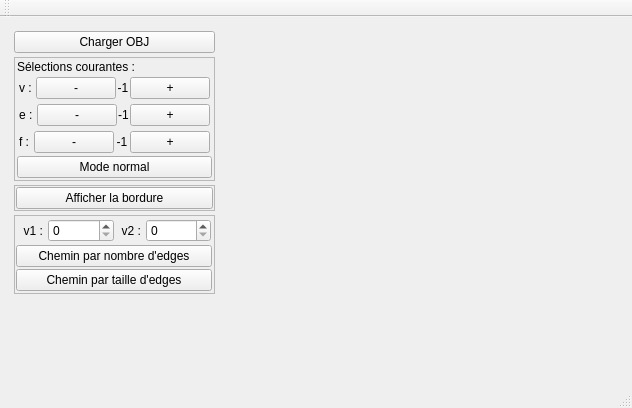
First picture: the form in mainwindow.ui, repository theauriffaut/TER-Segmentation-hierarchique, before the edit.
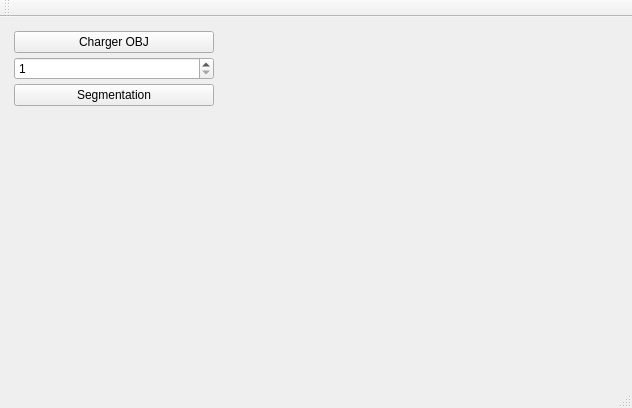
Second picture: the form after the edit. Custom widgets are drawn as their Qt base class.

What changed in the file:
```diff
--- a/mainwindow.ui
+++ b/mainwindow.ui
@@ -59,412 +59,20 @@
         </widget>
        </item>
        <item>
-        <widget class="QFrame" name="frame">
-         <property name="frameShape">
-          <enum>QFrame::StyledPanel</enum>
+        <widget class="QSpinBox" name="spinBox_segmentation">
+         <property name="minimum">
+          <number>1</number>
          </property>
-         <property name="frameShadow">
-          <enum>QFrame::Raised</enum>
+         <property name="maximum">
+          <number>10</number>
          </property>
-         <layout class="QVBoxLayout" name="verticalLayout_2">
-          <property name="spacing">
-           <number>1</number>
-          </property>
-          <property name="leftMargin">
-           <number>2</number>
-          </property>
-          <property name="topMargin">
-           <number>2</number>
-          </property>
-          <property name="rightMargin">
-           <number>2</number>
-          </property>
-          <property name="bottomMargin">
-           <number>2</number>
-          </property>
-          <item>
-           <widget class="QLabel" name="label">
-            <property name="text">
-             <string>Sélections courantes :</string>
-            </property>
-           </widget>
-          </item>
-          <item>
-           <widget class="QWidget" name="widget_4" native="true">
-            <layout class="QHBoxLayout" name="horizontalLayout_2">
-             <property name="spacing">
-              <number>1</number>
-             </property>
-             <property name="leftMargin">
-              <number>2</number>
-             </property>
-             <property name="topMargin">
-              <number>2</number>
-             </property>
-             <property name="rightMargin">
-              <number>2</number>
-             </property>
-             <property name="bottomMargin">
-              <number>2</number>
-             </property>
-             <item>
-              <widget class="QLabel" name="label_4">
-               <property name="sizePolicy">
-                <sizepolicy hsizetype="Maximum" vsizetype="Preferred">
-                 <horstretch>0</horstretch>
-                 <verstretch>0</verstretch>
-                </sizepolicy>
-               </property>
-               <property name="text">
-                <string>v : </string>
-               </property>
-              </widget>
-             </item>
-             <item>
-              <widget class="QPushButton" name="pushButton_vertexMoins">
-               <property name="sizePolicy">
-                <sizepolicy hsizetype="Preferred" vsizetype="Fixed">
-                 <horstretch>0</horstretch>
-                 <verstretch>0</verstretch>
-                </sizepolicy>
-               </property>
-               <property name="text">
-                <string>-</string>
-               </property>
-              </widget>
-             </item>
-             <item>
-              <widget class="QLabel" name="labelVertex">
-               <property name="sizePolicy">
-                <sizepolicy hsizetype="Preferred" vsizetype="Preferred">
-                 <horstretch>0</horstretch>
-                 <verstretch>0</verstretch>
-                </sizepolicy>
-               </property>
-               <property name="text">
-                <string>-1</string>
-               </property>
-               <property name="alignment">
-                <set>Qt::AlignCenter</set>
-               </property>
-              </widget>
-             </item>
-             <item>
-              <widget class="QPushButton" name="pushButton_vertexPlus">
-               <property name="sizePolicy">
-                <sizepolicy hsizetype="Preferred" vsizetype="Fixed">
-                 <horstretch>0</horstretch>
-                 <verstretch>0</verstretch>
-                </sizepolicy>
-               </property>
-               <property name="text">
-                <string>+</string>
-               </property>
-              </widget>
-             </item>
-            </layout>
-           </widget>
-          </item>
-          <item>
-           <widget class="QWidget" name="widget_3" native="true">
-            <property name="sizePolicy">
-             <sizepolicy hsizetype="Preferred" vsizetype="Preferred">
-              <horstretch>0</horstretch>
-              <verstretch>0</verstretch>
-             </sizepolicy>
-            </property>
-            <layout class="QHBoxLayout" name="horizontalLayout_3">
-             <property name="spacing">
-              <number>1</number>
-             </property>
-             <property name="leftMargin">
-              <number>2</number>
-             </property>
-             <property name="topMargin">
-              <number>2</number>
-             </property>
-             <property name="rightMargin">
-              <number>2</number>
-             </property>
-             <property name="bottomMargin">
-              <number>2</number>
-             </property>
-             <item>
-              <widget class="QLabel" name="label_5">
-               <property name="sizePolicy">
-                <sizepolicy hsizetype="Maximum" vsizetype="Preferred">
-                 <horstretch>0</horstretch>
-                 <verstretch>0</verstretch>
-                </sizepolicy>
-               </property>
-               <property name="text">
-                <string>e : </string>
-               </property>
-              </widget>
-             </item>
-             <item>
-              <widget class="QPushButton" name="pushButton_edgeMoins">
-               <property name="sizePolicy">
-                <sizepolicy hsizetype="Preferred" vsizetype="Fixed">
-                 <horstretch>0</horstretch>
-                 <verstretch>0</verstretch>
-                </sizepolicy>
-               </property>
-               <property name="text">
-                <string>-</string>
-               </property>
-              </widget>
-             </item>
-             <item>
-              <widget class="QLabel" name="labelEdge">
-               <property name="sizePolicy">
-                <sizepolicy hsizetype="Preferred" vsizetype="Preferred">
-                 <horstretch>0</horstretch>
-                 <verstretch>0</verstretch>
-                </sizepolicy>
-               </property>
-               <property name="text">
-                <string>-1</string>
-               </property>
-               <property name="alignment">
-                <set>Qt::AlignCenter</set>
-               </property>
-              </widget>
-             </item>
-             <item>
-              <widget class="QPushButton" name="pushButton_edgePlus">
-               <property name="sizePolicy">
-                <sizepolicy hsizetype="Preferred" vsizetype="Fixed">
-                 <horstretch>0</horstretch>
-                 <verstretch>0</verstretch>
-                </sizepolicy>
-               </property>
-               <property name="minimumSize">
-                <size>
-                 <width>10</width>
-                 <height>0</height>
-                </size>
-               </property>
-               <property name="text">
-                <string>+</string>
-               </property>
-              </widget>
-             </item>
-            </layout>
-           </widget>
-          </item>
-          <item>
-           <widget class="QWidget" name="widget" native="true">
-            <layout class="QHBoxLayout" name="horizontalLayout_4">
-             <property name="spacing">
-              <number>1</number>
-             </property>
-             <property name="leftMargin">
-              <number>2</number>
-             </property>
-             <property name="topMargin">
-              <number>2</number>
-             </property>
-             <property name="rightMargin">
-              <number>2</number>
-             </property>
-             <property name="bottomMargin">
-              <number>2</number>
-             </property>
-             <item>
-              <widget class="QLabel" name="label_6">
-               <property name="sizePolicy">
-                <sizepolicy hsizetype="Maximum" vsizetype="Preferred">
-                 <horstretch>0</horstretch>
-                 <verstretch>0</verstretch>
-                </sizepolicy>
-               </property>
-               <property name="text">
-                <string>f : </string>
-               </property>
-              </widget>
-             </item>
-             <item>
-              <widget class="QPushButton" name="pushButton_faceMoins">
-               <property name="sizePolicy">
-                <sizepolicy hsizetype="Preferred" vsizetype="Fixed">
-                 <horstretch>0</horstretch>
-                 <verstretch>0</verstretch>
-                </sizepolicy>
-               </property>
-               <property name="text">
-                <string>-</string>
-               </property>
-              </widget>
-             </item>
-             <item>
-              <widget class="QLabel" name="labelFace">
-               <property name="sizePolicy">
-                <sizepolicy hsizetype="Preferred" vsizetype="Preferred">
-                 <horstretch>0</horstretch>
-                 <verstretch>0</verstretch>
-                </sizepolicy>
-               </property>
-               <property name="text">
-                <string>-1</string>
-               </property>
-               <property name="alignment">
-                <set>Qt::AlignCenter</set>
-               </property>
-              </widget>
-             </item>
-             <item>
-              <widget class="QPushButton" name="pushButton_facePlus">
-               <property name="sizePolicy">
-                <sizepolicy hsizetype="Preferred" vsizetype="Fixed">
-                 <horstretch>0</horstretch>
-                 <verstretch>0</verstretch>
-                </sizepolicy>
-               </property>
-               <property name="text">
-                <string>+</string>
-               </property>
-              </widget>
-             </item>
-            </layout>
-           </widget>
-          </item>
-          <item>
-           <widget class="QPushButton" name="pushButton_voisinage">
-            <property name="text">
-             <string>Mode normal</string>
-            </property>
-           </widget>
-          </item>
-         </layout>
         </widget>
        </item>
        <item>
-        <widget class="QFrame" name="frame_3">
-         <property name="frameShape">
-          <enum>QFrame::StyledPanel</enum>
+        <widget class="QPushButton" name="pushButton_segmentation">
+         <property name="text">
+          <string>Segmentation</string>
          </property>
-         <property name="frameShadow">
-          <enum>QFrame::Raised</enum>
-         </property>
-         <layout class="QHBoxLayout" name="horizontalLayout_6">
-          <property name="spacing">
-           <number>1</number>
-          </property>
-          <property name="leftMargin">
-           <number>1</number>
-          </property>
-          <property name="topMargin">
-           <number>1</number>
-          </property>
-          <property name="rightMargin">
-           <number>1</number>
-          </property>
-          <property name="bottomMargin">
-           <number>1</number>
-          </property>
-          <item>
-           <widget class="QPushButton" name="pushButton_bordure">
-            <property name="text">
-             <string>Afficher la bordure</string>
-            </property>
-           </widget>
-          </item>
-         </layout>
-        </widget>
-       </item>
-       <item>
-        <widget class="QFrame" name="frame_2">
-         <property name="frameShape">
-          <enum>QFrame::StyledPanel</enum>
-         </property>
-         <property name="frameShadow">
-          <enum>QFrame::Raised</enum>
-         </property>
-         <layout class="QVBoxLayout" name="verticalLayout_3">
-          <property name="spacing">
-           <number>2</number>
-          </property>
-          <property name="leftMargin">
-           <number>1</number>
-          </property>
-          <property name="topMargin">
-           <number>2</number>
-          </property>
-          <property name="rightMargin">
-           <number>2</number>
-          </property>
-          <property name="bottomMargin">
-           <number>2</number>
-          </property>
-          <item>
-           <widget class="QWidget" name="widget_5" native="true">
-            <layout class="QHBoxLayout" name="horizontalLayout_5">
-             <property name="spacing">
-              <number>1</number>
-             </property>
-             <property name="leftMargin">
-              <number>1</number>
-             </property>
-             <property name="topMargin">
-              <number>1</number>
-             </property>
-             <property name="rightMargin">
-              <number>1</number>
-             </property>
-             <property name="bottomMargin">
-              <number>1</number>
-             </property>
-             <item>
-              <widget class="QLabel" name="label_v1_chemin">
-               <property name="sizePolicy">
-                <sizepolicy hsizetype="Maximum" vsizetype="Preferred">
-                 <horstretch>0</horstretch>
-                 <verstretch>0</verstretch>
-                </sizepolicy>
-               </property>
-               <property name="text">
-                <string>  v1 : </string>
-               </property>
-              </widget>
-             </item>
-             <item>
-              <widget class="QSpinBox" name="spinBox_v1_chemin"/>
-             </item>
-             <item>
-              <widget class="QLabel" name="label_v2_chemin">
-               <property name="sizePolicy">
-                <sizepolicy hsizetype="Maximum" vsizetype="Preferred">
-                 <horstretch>0</horstretch>
-                 <verstretch>0</verstretch>
-                </sizepolicy>
-               </property>
-               <property name="text">
-                <string>  v2 : </string>
-               </property>
-              </widget>
-             </item>
-             <item>
-              <widget class="QSpinBox" name="spinBox_v2_chemin"/>
-             </item>
-            </layout>
-           </widget>
-          </item>
-          <item>
-           <widget class="QPushButton" name="pushButton_afficherCheminNbr">
-            <property name="text">
-             <string>Chemin par nombre d'edges</string>
-            </property>
-           </widget>
-          </item>
-          <item>
-           <widget class="QPushButton" name="pushButton_afficherCheminSize">
-            <property name="text">
-             <string>Chemin par taille d'edges</string>
-            </property>
-           </widget>
-          </item>
-         </layout>
         </widget>
        </item>
        <item>
```
